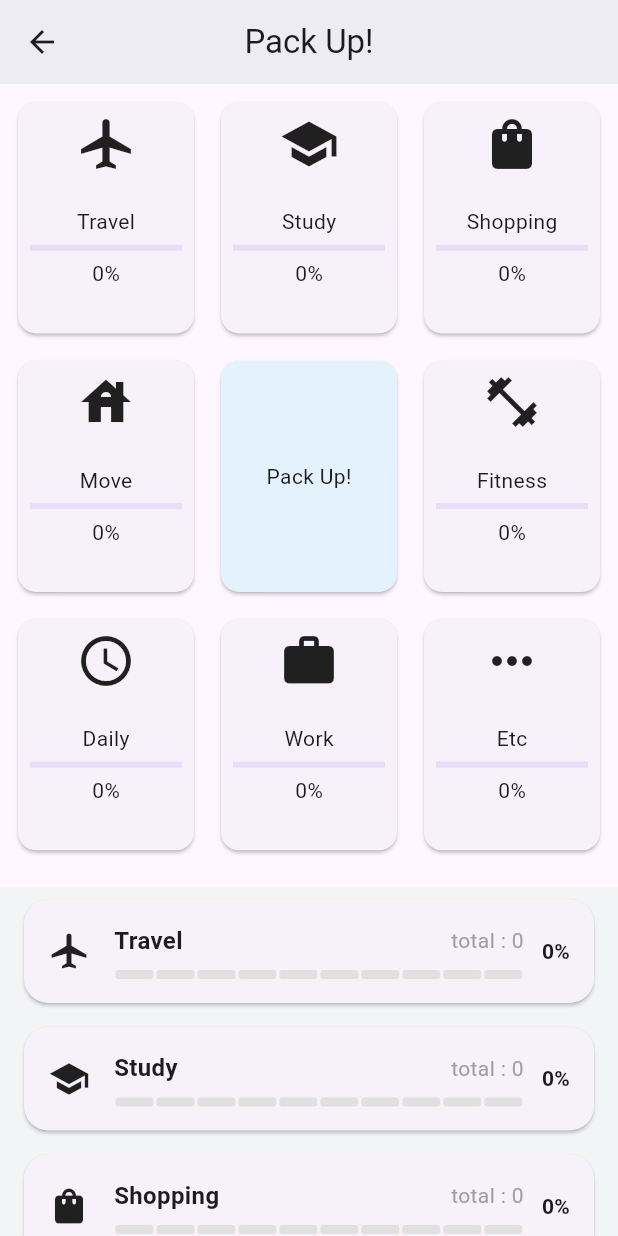
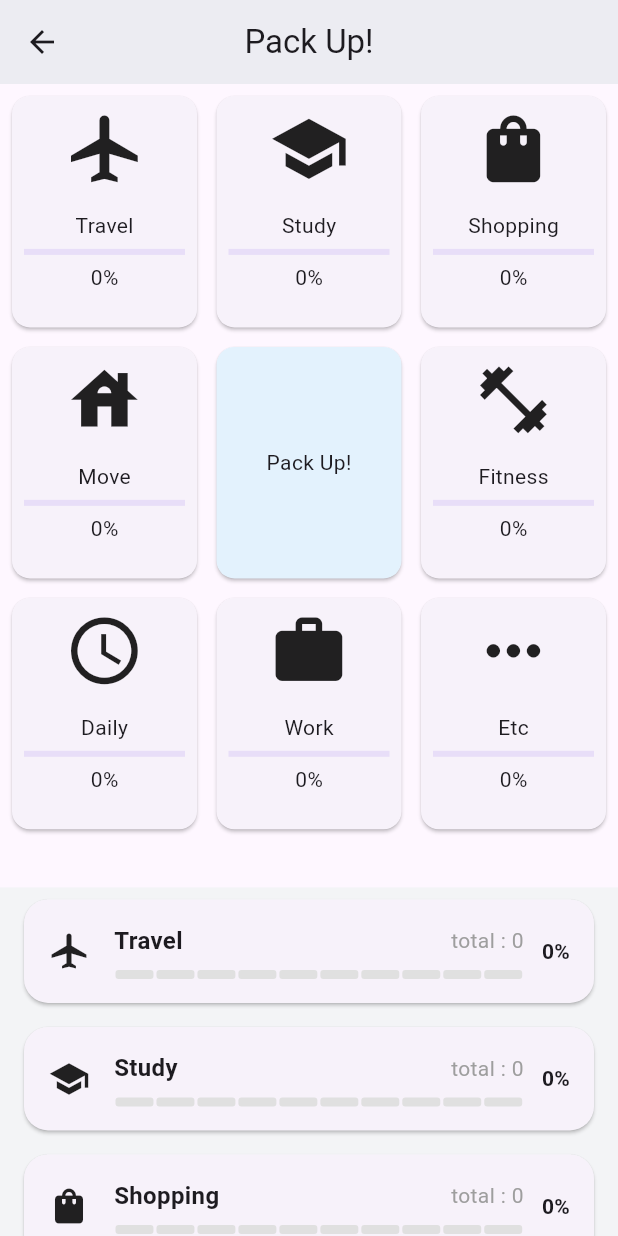
Before and after one commit to forthewy/pack-up-flutter, a Flutter app: the MainMenuScreen screen opened directly, on a phone screen of 412 x 824 dp. Run offline on Flutter 3.47's test engine with Material 3 defaults, Android fonts, the phone set to English and light mode, and no system bars; our stand-ins replace hive_flutter; accounts and stored records are empty; Roboto replaces fonts that are missing (GowunDodumKor).

Commit message:
시작 불가 오류는 namespace 를 바꾸면서, 내부 경로랑 일치하지 않아 mainactivity 를 찾지 못한 것. 수정 후 해결 이후 회전시 위젯 넘치는 깨짐 현상 확인 수정중

```diff
--- a/lib/screens/main_menu_screen.dart
+++ b/lib/screens/main_menu_screen.dart
@@ -40,7 +40,6 @@ class MainMenuScreen extends StatelessWidget {
   Widget buildMenuItem(
     BuildContext context,
     int index,
-    bool isCollapsed,
     double percent,
     double itemHeight,
   ) {
@@ -66,7 +65,7 @@ class MainMenuScreen extends StatelessWidget {
       child: Card(
         child: Padding(
           padding: EdgeInsets.all(
-            (8 * percent).clamp(2, 8),
+            (8 * percent), // 내부 패딩
           ),
           child: ValueListenableBuilder(
             valueListenable: Hive.box('items').listenable(),
@@ -84,7 +83,7 @@ class MainMenuScreen extends StatelessWidget {
                   Icon(
                     menuIcons[menuIndex],
                     // scale 따라 아이콘 사이즈 변경
-                    size: (itemHeight * 0.3).clamp(16, 40),
+                    size: (itemHeight * 0.3),
                   ),
 
                   // 아이콘 이외 진행도,타이틀
@@ -100,11 +99,11 @@ class MainMenuScreen extends StatelessWidget {
                                 children: [
                                   Text(menuTitles[menuIndex]),
                                   SizedBox(
-                                    height: (itemHeight * 0.03).clamp(2, 6),
+                                    height: (itemHeight * 0.03),
                                   ),
                                   LinearProgressIndicator(value: progress),
                                   SizedBox(
-                                    height: (itemHeight * 0.03).clamp(2, 6),
+                                    height: (itemHeight * 0.03),
                                   ),
                                   Text("${(progress * 100).round()}%"),
                                 ],
@@ -261,10 +260,8 @@ class MainMenuScreen extends StatelessWidget {
                       (constraints.maxHeight - collapsedHeight) /
                       (expandedHeight - collapsedHeight);
 
-                  final isCollapsed = percent < 0.7;
-
                   return Padding(
-                    padding: EdgeInsets.all(isCollapsed ? 4 : 8),
+                    padding: EdgeInsets.all(4),
                     child: Center(
                       child: ConstrainedBox(
                         constraints: const BoxConstraints(maxWidth: 500),
@@ -276,8 +273,8 @@ class MainMenuScreen extends StatelessWidget {
                             gridDelegate:
                                 SliverGridDelegateWithFixedCrossAxisCount(
                                   crossAxisCount: 3,
-                                  crossAxisSpacing: (10 * percent).clamp(4, 10),
-                                  mainAxisSpacing: (10 * percent).clamp(4, 10),
+                                  crossAxisSpacing: 5 * percent,
+                                  mainAxisSpacing: 5 * percent,
                                   mainAxisExtent: (constraints.maxHeight / 3.3)
                                       .clamp(30, 200)
                                       .toDouble(),
@@ -286,7 +283,6 @@ class MainMenuScreen extends StatelessWidget {
                               return buildMenuItem(
                                 context,
                                 index,
-                                isCollapsed,
                                 percent,
                                 itemHeight,
                               );
--- a/pubspec.yaml
+++ b/pubspec.yaml
@@ -16,7 +16,7 @@ publish_to: 'none' # Remove this line if you wish to publish to pub.dev
 # https://developer.apple.com/library/archive/documentation/General/Reference/InfoPlistKeyReference/Articles/CoreFoundationKeys.html
 # In Windows, build-name is used as the major, minor, and patch parts
 # of the product and file versions while build-number is used as the build suffix.
-version: 1.0.0+1
+version: 1.0.0+3
 
 environment:
   sdk: ^3.10.0
```
Also changed, not shown: 2 other files.
